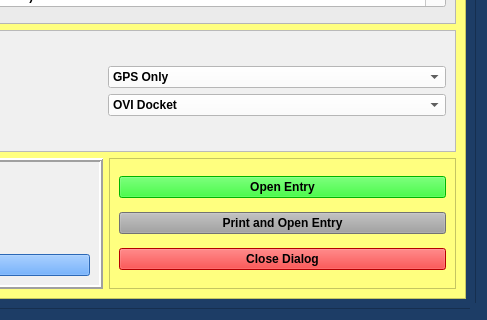
Before: the Qt Designer form views/ui/NotGuiltyBondDialog.ui in HunterProgram22/MuniEntry, drawn with Qt 5; both pictures show x 621 to 1108 and y 535 to 855 of the 1108 by 855 pixel window.
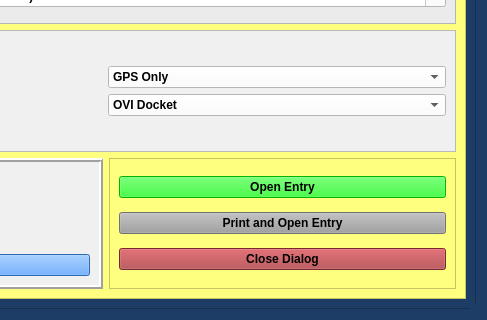
After: the same form once the commit is applied.

Commit message: Updated button colors.

What changed in the file:
```diff
--- a/views/ui/NotGuiltyBondDialog.ui
+++ b/views/ui/NotGuiltyBondDialog.ui
@@ -177,8 +177,8 @@
           <rect>
            <x>0</x>
            <y>0</y>
-           <width>1068</width>
-           <height>815</height>
+           <width>1043</width>
+           <height>819</height>
           </rect>
          </property>
          <layout class="QGridLayout" name="gridLayout_9" columnstretch="2,1">
@@ -999,7 +999,7 @@
              <item row="3" column="0">
               <widget class="QPushButton" name="close_dialog_Button">
                <property name="styleSheet">
-                <string notr="true">background-color: rgb(255, 0, 0);</string>
+                <string notr="true">background-color: rgb(170, 58, 63);</string>
                </property>
                <property name="text">
                 <string>Close Dialog</string>
```
The commit also changes 10 other files.
